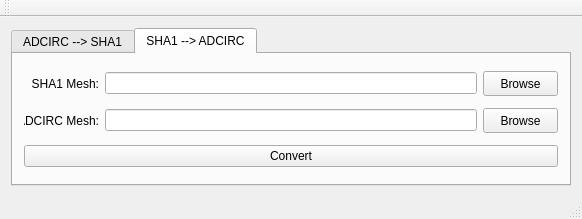
Above: adcirc2hash/gui/ui/mainwindow.ui from zcobell/AdVersion before the change. Below: the same form after it.
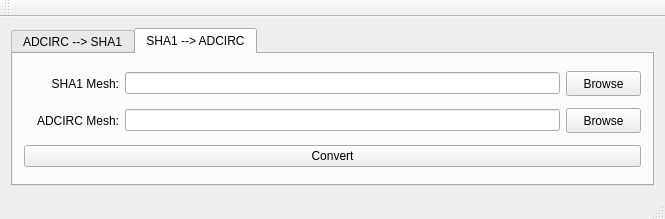
That is the form after the change. The open tabs and pages were chosen to show the change.

Diff of the .ui file:
```diff
--- a/adcirc2hash/gui/ui/mainwindow.ui
+++ b/adcirc2hash/gui/ui/mainwindow.ui
@@ -27,7 +27,7 @@
    <rect>
     <x>0</x>
     <y>0</y>
-    <width>582</width>
+    <width>665</width>
     <height>219</height>
    </rect>
   </property>
@@ -170,13 +170,13 @@
            <widget class="QLabel" name="label_3">
             <property name="minimumSize">
              <size>
-              <width>75</width>
+              <width>95</width>
               <height>0</height>
              </size>
             </property>
             <property name="maximumSize">
              <size>
-              <width>75</width>
+              <width>95</width>
               <height>16777215</height>
              </size>
             </property>
@@ -222,13 +222,13 @@
            <widget class="QLabel" name="label_4">
             <property name="minimumSize">
              <size>
-              <width>75</width>
+              <width>95</width>
               <height>0</height>
              </size>
             </property>
             <property name="maximumSize">
              <size>
-              <width>75</width>
+              <width>95</width>
               <height>16777215</height>
              </size>
             </property>
```
Left out of the diff: 8 changed lines with no effect on the pictures.
